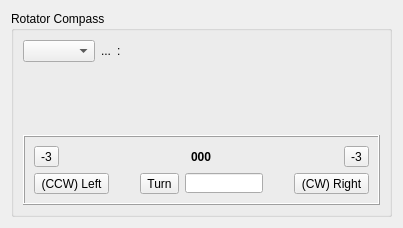
The window that mqt/MqtLogger/rotatorcompassframe.ui (Rsclub22/Minos2-Mirror) describes before a commit, drawn with Qt 5.
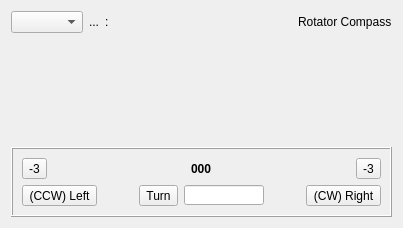
The same window after the commit. Custom widgets are drawn as their Qt base class.

Commit message: Try to reorganise rotatorCompassFrame for less white space

The edit to the form file:
```diff
--- a/mqt/MqtLogger/rotatorcompassframe.ui
+++ b/mqt/MqtLogger/rotatorcompassframe.ui
@@ -14,12 +14,6 @@
    <string notr="true"/>
   </property>
   <layout class="QVBoxLayout" name="verticalLayout_5">
-   <item>
-    <widget class="QGroupBox" name="rotatoCompassFrameGroupBox">
-     <property name="title">
-      <string>Rotator Compass</string>
-     </property>
-     <layout class="QVBoxLayout" name="verticalLayout_2">
       <item>
        <layout class="QVBoxLayout" name="verticalLayout">
         <item>
@@ -71,6 +65,13 @@
             </property>
            </spacer>
           </item>
+          <item>
+           <widget class="QLabel" name="label_2">
+            <property name="text">
+             <string>Rotator Compass</string>
+            </property>
+           </widget>
+          </item>
          </layout>
         </item>
         <item>
@@ -87,7 +88,7 @@
               </property>
               <property name="sizeHint" stdset="0">
                <size>
-                <width>20</width>
+                <width>0</width>
                 <height>40</height>
                </size>
               </property>
@@ -95,25 +96,12 @@
             </item>
            </layout>
           </item>
-          <item>
-           <spacer name="horizontalSpacer_3">
-            <property name="orientation">
-             <enum>Qt::Orientation::Horizontal</enum>
-            </property>
-            <property name="sizeHint" stdset="0">
-             <size>
-              <width>40</width>
-              <height>20</height>
-             </size>
-            </property>
-           </spacer>
-          </item>
          </layout>
         </item>
        </layout>
       </item>
       <item>
-       <widget class="QFrame" name="frame">
+       <widget class="QFrame" name="turnFrame">
         <property name="frameShape">
          <enum>QFrame::Shape::Box</enum>
         </property>
@@ -292,9 +280,6 @@
         </layout>
        </widget>
       </item>
-     </layout>
-    </widget>
-   </item>
   </layout>
  </widget>
  <customwidgets>
```
The commit also changes 5 other files.
